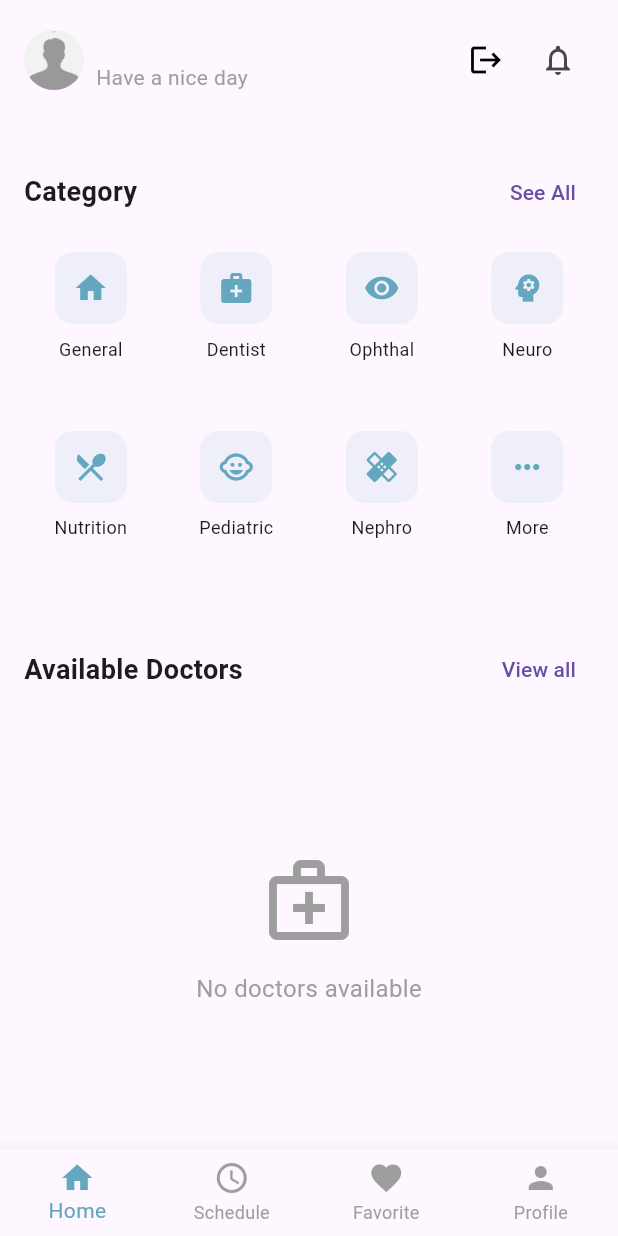
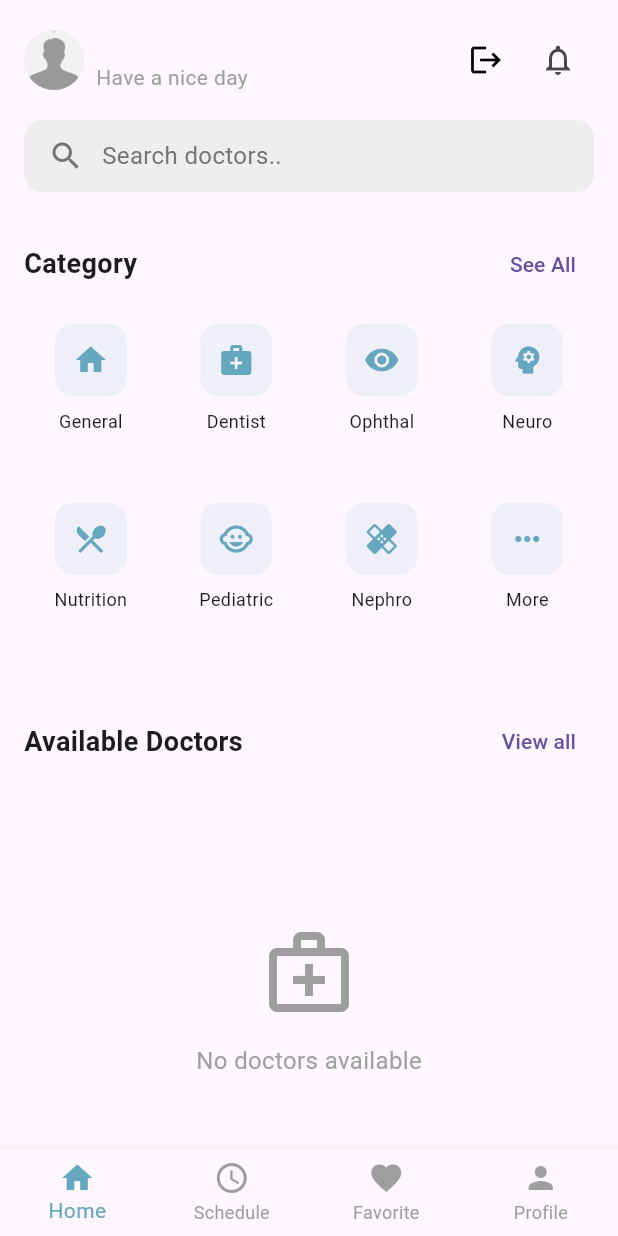
Before and after one commit to FathimaNajlak/masiha_user, a Flutter app: the HomeScreen screen opened by its route, on a phone screen of 412 x 824 dp. Run offline on Flutter 3.47's test engine with Material 3 defaults, Android fonts, the phone set to English and light mode, and no system bars; our stand-ins replace cached_network_image, cloud_firestore, firebase_auth, firebase_core, fluttertoast, font_awesome_flutter and 3 more; accounts and stored records are empty.

Commit message:
search done

```diff
--- a/lib/screens/home/home.dart
+++ b/lib/screens/home/home.dart
@@ -4,6 +4,7 @@ import 'package:masiha_user/widgets/home/bottom_nav_bar.dart';
 import 'package:masiha_user/widgets/home/catogary.dart';
 import 'package:masiha_user/widgets/home/header.dart';
 import 'package:masiha_user/widgets/home/available_doctors.dart';
+import 'package:masiha_user/widgets/home/search_bar.dart';
 import 'package:provider/provider.dart';
 
 class HomeScreen extends StatelessWidget {
@@ -25,7 +26,7 @@ class HomeScreen extends StatelessWidget {
               children: [
                 const UserHeader(),
                 const SizedBox(height: 16),
-                // Pass doctors list here
+                const DoctorSearchBar(),
                 const SizedBox(height: 24),
                 const CategorySection(),
                 const SizedBox(height: 24),
--- /dev/null
+++ b/lib/widgets/home/search_bar.dart
@@ -0,0 +1,48 @@
+import 'package:flutter/material.dart';
+import 'package:masiha_user/models/doctor_details_model.dart';
+import 'package:masiha_user/widgets/home/search_delegate.dart';
+
+class DoctorSearchBar extends StatelessWidget {
+  const DoctorSearchBar({super.key});
+
+  @override
+  Widget build(BuildContext context) {
+    return GestureDetector(
+      onTap: () async {
+        final DoctorDetailsModel? selectedDoctor = await showSearch(
+          context: context,
+          delegate: DoctorSearchDelegate(),
+        );
+
+        if (selectedDoctor != null && context.mounted) {
+          // Navigate to doctor details page
+          Navigator.pushNamed(
+            context,
+            '/doctor-details',
+            arguments: selectedDoctor,
+          );
+        }
+      },
+      child: Container(
+        padding: const EdgeInsets.symmetric(horizontal: 16, vertical: 12),
+        decoration: BoxDecoration(
+          color: Colors.grey[200],
+          borderRadius: BorderRadius.circular(12),
+        ),
+        child: Row(
+          children: [
+            Icon(Icons.search, color: Colors.grey[600]),
+            const SizedBox(width: 12),
+            Text(
+              'Search doctors..',
+              style: TextStyle(
+                color: Colors.grey[600],
+                fontSize: 16,
+              ),
+            ),
+          ],
+        ),
+      ),
+    );
+  }
+}
```
Also changed, not shown: lib/providers/doctor_provider.dart (+36 -2 lines), lib/widgets/home/search_delegate.dart (added, +155 -0 lines).
